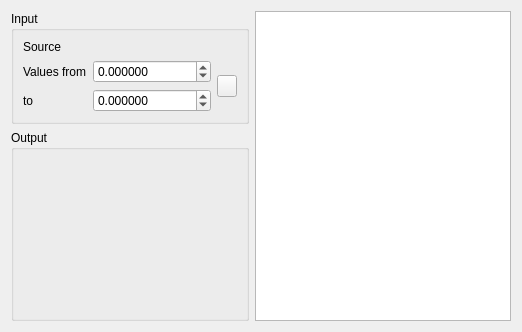
Before: the Qt Designer form src/ui/qgspropertyassistantwidgetbase.ui in qgis/QGIS, drawn with Qt 5.
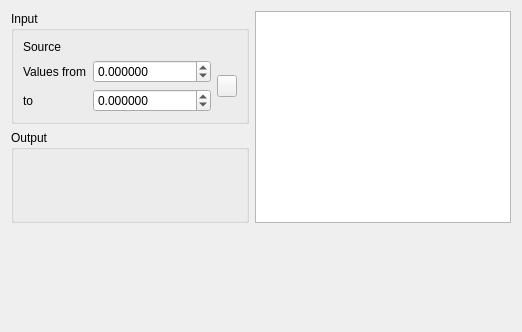
After: the same form once the commit is applied. Custom widgets are drawn as their Qt base class.

Commit message: Use a vertical layout for property assistant when in dock mode

Patch:
```diff
--- a/src/ui/qgspropertyassistantwidgetbase.ui
+++ b/src/ui/qgspropertyassistantwidgetbase.ui
@@ -10,7 +10,17 @@
     <height>332</height>
    </rect>
   </property>
-  <layout class="QGridLayout" name="gridLayout_2" rowstretch="0,1,0">
+  <layout class="QGridLayout" name="gridLayout_2" rowstretch="0,0,0">
+   <item row="0" column="1" rowspan="2">
+    <widget class="QTreeView" name="mLegendPreview">
+     <property name="minimumSize">
+      <size>
+       <width>200</width>
+       <height>0</height>
+      </size>
+     </property>
+    </widget>
+   </item>
    <item row="1" column="0">
     <widget class="QGroupBox" name="groupBox_2">
      <property name="title">
@@ -129,13 +139,13 @@
      </layout>
     </widget>
    </item>
-   <item row="0" column="1" rowspan="2">
-    <widget class="QTreeView" name="mLegendPreview">
-     <property name="minimumSize">
-      <size>
-       <width>200</width>
-       <height>0</height>
-      </size>
+   <item row="2" column="0">
+    <widget class="QFrame" name="mLegendVerticalFrame">
+     <property name="frameShape">
+      <enum>QFrame::NoFrame</enum>
+     </property>
+     <property name="frameShadow">
+      <enum>QFrame::Plain</enum>
      </property>
     </widget>
    </item>
```
The commit also changes 2 other files.
